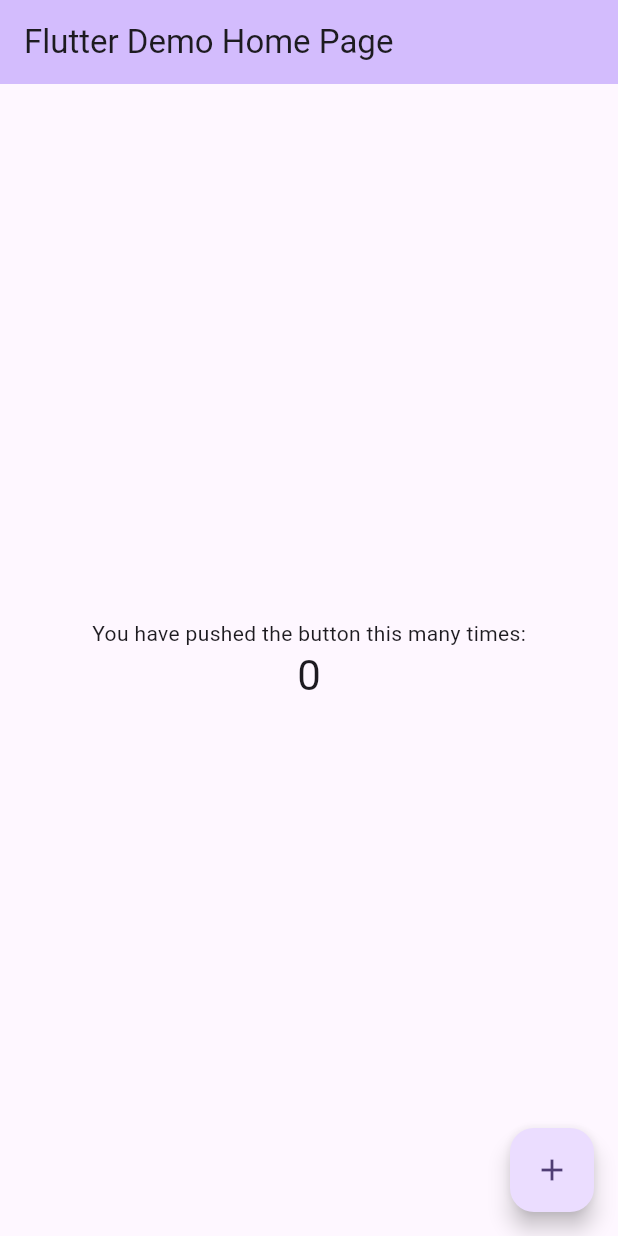
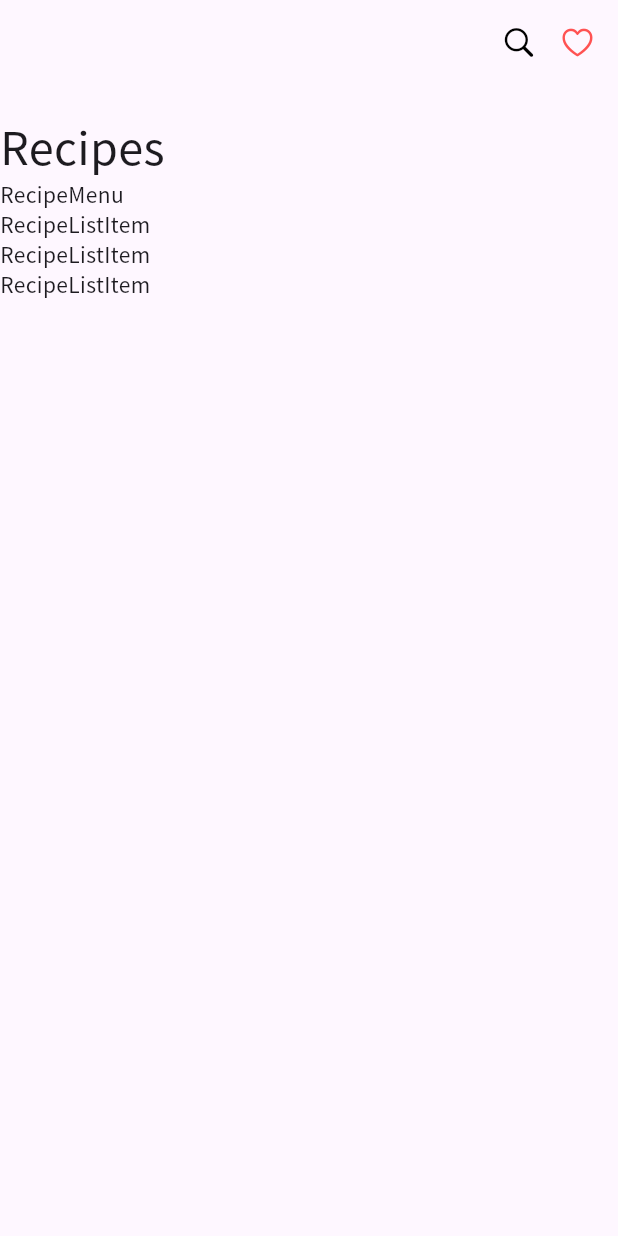
Before and after one commit to this-is-spartaa/flutter-recipe-app, a Flutter app: the screen it shows after launch, on a phone screen of 412 x 824 dp. Run offline on Flutter 3.47's test engine with Material 3 defaults, Android fonts, the phone set to English and light mode, and no system bars.

Commit message:
add RecipeTitle

```diff
--- a/lib/main.dart
+++ b/lib/main.dart
@@ -1,4 +1,8 @@
+import 'package:flutter/cupertino.dart';
 import 'package:flutter/material.dart';
+import 'package:flutter_recipe_app/recipe_list_item.dart';
+import 'package:flutter_recipe_app/recipe_menu.dart';
+import 'package:flutter_recipe_app/recipe_title.dart';
 
 void main() {
   runApp(const MyApp());
@@ -7,119 +11,43 @@
 class MyApp extends StatelessWidget {
   const MyApp({super.key});
 
-  // This widget is the root of your application.
   @override
   Widget build(BuildContext context) {
     return MaterialApp(
-      title: 'Flutter Demo',
-      theme: ThemeData(
-        // This is the theme of your application.
-        //
-        // TRY THIS: Try running your application with "flutter run". You'll see
-        // the application has a purple toolbar. Then, without quitting the app,
-        // try changing the seedColor in the colorScheme below to Colors.green
-        // and then invoke "hot reload" (save your changes or press the "hot
-        // reload" button in a Flutter-supported IDE, or press "r" if you used
-        // the command line to start the app).
-        //
-        // Notice that the counter didn't reset back to zero; the application
-        // state is not lost during the reload. To reset the state, use hot
-        // restart instead.
-        //
-        // This works for code too, not just values: Most code changes can be
-        // tested with just a hot reload.
-        colorScheme: ColorScheme.fromSeed(seedColor: Colors.deepPurple),
-        useMaterial3: true,
-      ),
-      home: const MyHomePage(title: 'Flutter Demo Home Page'),
+      theme: ThemeData(fontFamily: "NotoSansKr"),
+      home: RecipePage(),
     );
   }
 }
 
-class MyHomePage extends StatefulWidget {
-  const MyHomePage({super.key, required this.title});
-
-  // This widget is the home page of your application. It is stateful, meaning
-  // that it has a State object (defined below) that contains fields that affect
-  // how it looks.
-
-  // This class is the configuration for the state. It holds the values (in this
-  // case the title) provided by the parent (in this case the App widget) and
-  // used by the build method of the State. Fields in a Widget subclass are
-  // always marked "final".
-
-  final String title;
-
-  @override
-  State<MyHomePage> createState() => _MyHomePageState();
-}
-
-class _MyHomePageState extends State<MyHomePage> {
-  int _counter = 0;
-
-  void _incrementCounter() {
-    setState(() {
-      // This call to setState tells the Flutter framework that something has
-      // changed in this State, which causes it to rerun the build method below
-      // so that the display can reflect the updated values. If we changed
-      // _counter without calling setState(), then the build method would not be
-      // called again, and so nothing would appear to happen.
-      _counter++;
-    });
-  }
-
+class RecipePage extends StatelessWidget {
   @override
   Widget build(BuildContext context) {
-    // This method is rerun every time setState is called, for instance as done
-    // by the _incrementCounter method above.
-    //
-    // The Flutter framework has been optimized to make rerunning build methods
-    // fast, so that you can just rebuild anything that needs updating rather
-    // than having to individually change instances of widgets.
     return Scaffold(
       appBar: AppBar(
-        // TRY THIS: Try changing the color here to a specific color (to
-        // Colors.amber, perhaps?) and trigger a hot reload to see the AppBar
-        // change color while the other colors stay the same.
-        backgroundColor: Theme.of(context).colorScheme.inversePrimary,
-        // Here we take the value from the MyHomePage object that was created by
-        // the App.build method, and use it to set our appbar title.
-        title: Text(widget.title),
+        actions: [
+          Icon(
+            CupertinoIcons.search, // 쿠퍼티노 아이콘 사용
+            color: Colors.black,
+          ),
+          SizedBox(width: 15),
+          Icon(
+            CupertinoIcons.heart,
+            color: Colors.redAccent,
+          ),
+          SizedBox(width: 15)
+        ],
       ),
-      body: Center(
-        // Center is a layout widget. It takes a single child and positions it
-        // in the middle of the parent.
-        child: Column(
-          // Column is also a layout widget. It takes a list of children and
-          // arranges them vertically. By default, it sizes itself to fit its
-          // children horizontally, and tries to be as tall as its parent.
-          //
-          // Column has various properties to control how it sizes itself and
-          // how it positions its children. Here we use mainAxisAlignment to
-          // center the children vertically; the main axis here is the vertical
-          // axis because Columns are vertical (the cross axis would be
-          // horizontal).
-          //
-          // TRY THIS: Invoke "debug painting" (choose the "Toggle Debug Paint"
-          // action in the IDE, or press "p" in the console), to see the
-          // wireframe for each widget.
-          mainAxisAlignment: MainAxisAlignment.center,
-          children: <Widget>[
-            const Text(
-              'You have pushed the button this many times:',
-            ),
-            Text(
-              '$_counter',
-              style: Theme.of(context).textTheme.headlineMedium,
-            ),
-          ],
-        ),
+      body: Column(
+        crossAxisAlignment: CrossAxisAlignment.start,
+        children: [
+          RecipeTitle(),
+          RecipeMenu(),
+          RecipeListItem(), // for coffee
+          RecipeListItem(), // for burger
+          RecipeListItem(), // for pizza
+        ],
       ),
-      floatingActionButton: FloatingActionButton(
-        onPressed: _incrementCounter,
-        tooltip: 'Increment',
-        child: const Icon(Icons.add),
-      ), // This trailing comma makes auto-formatting nicer for build methods.
     );
   }
 }
--- /dev/null
+++ b/lib/recipe_list_item.dart
@@ -0,0 +1,8 @@
+import 'package:flutter/material.dart';
+
+class RecipeListItem extends StatelessWidget {
+  @override
+  Widget build(BuildContext context) {
+    return Text("RecipeListItem");
+  }
+}
--- /dev/null
+++ b/lib/recipe_menu.dart
@@ -0,0 +1,8 @@
+import 'package:flutter/material.dart';
+
+class RecipeMenu extends StatelessWidget {
+  @override
+  Widget build(BuildContext context) {
+    return Text("RecipeMenu");
+  }
+}
--- /dev/null
+++ b/lib/recipe_title.dart
@@ -0,0 +1,14 @@
+import 'package:flutter/material.dart';
+
+class RecipeTitle extends StatelessWidget {
+  @override
+  Widget build(BuildContext context) {
+    return Padding(
+      padding: EdgeInsets.only(top: 20),
+      child: Text(
+        "Recipes",
+        style: TextStyle(fontSize: 30),
+      ),
+    );
+  }
+}
```
